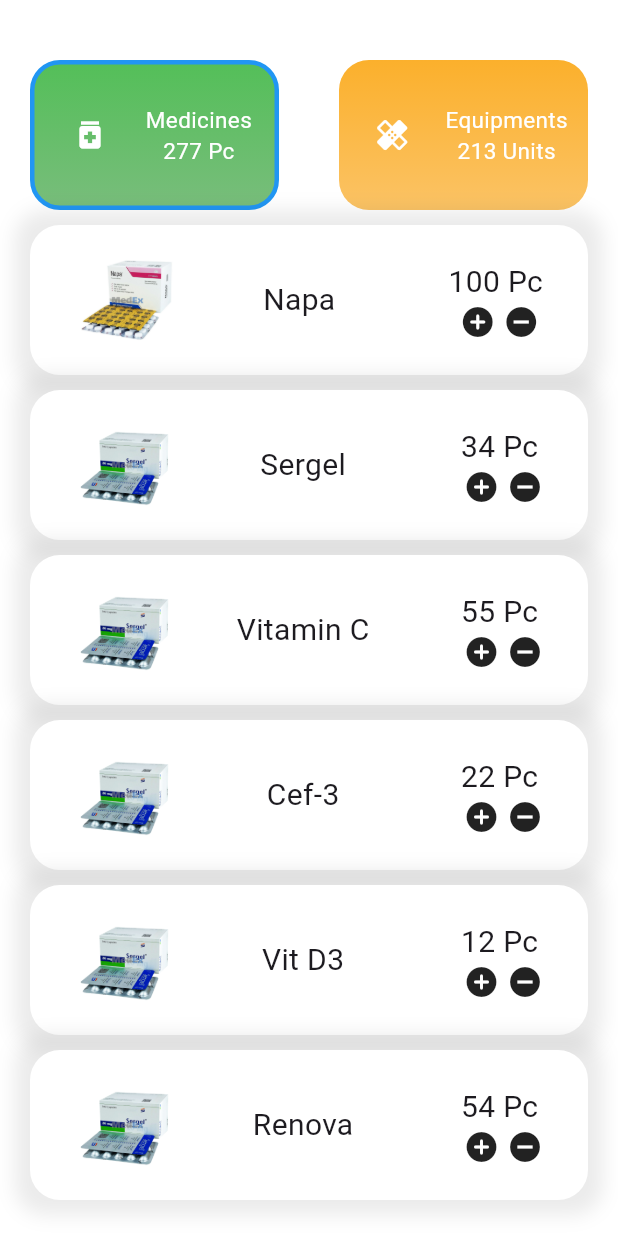
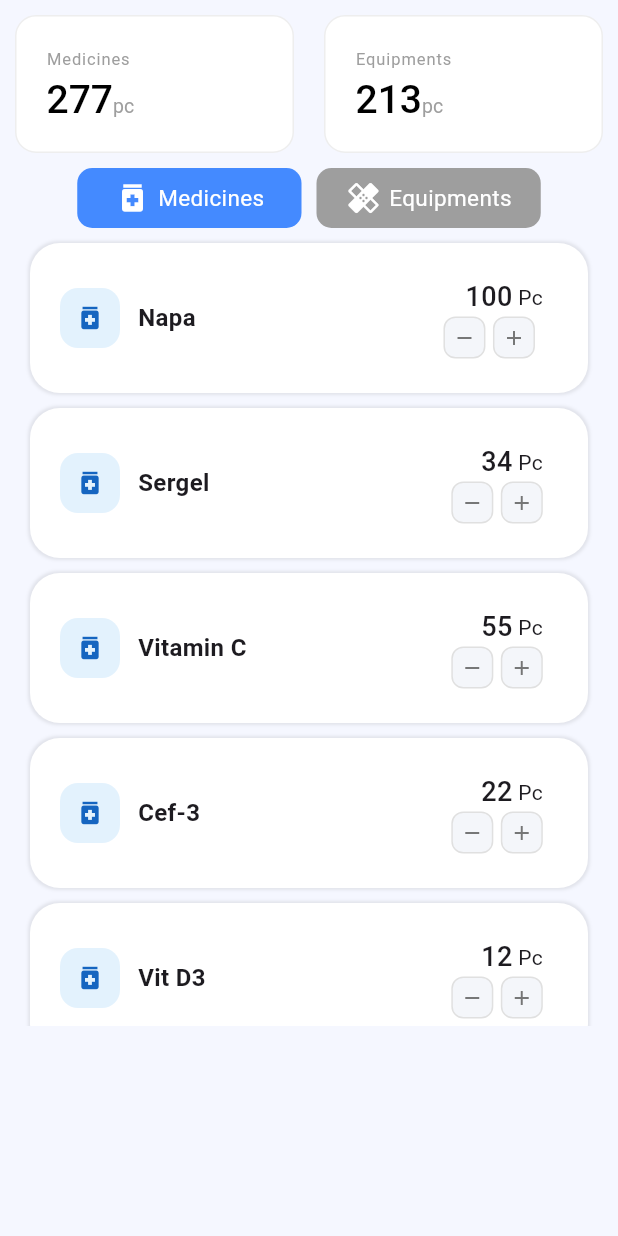
Before and after one commit to RaiyanKhan1/HospiTech, a Flutter app: the Inventory_Page screen opened directly, on a phone screen of 412 x 824 dp. Run offline on Flutter 3.47's test engine with Material 3 defaults, Android fonts, the light colour scheme and no system bars; our stand-ins replace firebase_auth, firebase_core, google_fonts, hive, hive_flutter, image_picker; accounts and stored records are empty; generated files the repository leaves out were written again.

Commit message:
Functionality add on inventory

```diff
--- a/lib/InventoryPage/Inventory_Page.dart
+++ b/lib/InventoryPage/Inventory_Page.dart
@@ -1,4 +1,6 @@
 import 'package:flutter/material.dart';
+import 'package:google_fonts/google_fonts.dart';
+import 'package:hive/hive.dart';
 
 import 'Medicine.dart';
 import 'Equipment.dart';
@@ -8,78 +10,153 @@ class Inventory_Page extends StatefulWidget {
 
   @override
   State<Inventory_Page> createState() => _Inventory_PageState();
+
 }
 
 class _Inventory_PageState extends State<Inventory_Page> {
   int currentInventoryPage = 0;
+
+  @override
+
   @override
   Widget build(BuildContext context) {
+
+
+
     return Container(
-      decoration: BoxDecoration(
-
-        gradient: currentInventoryPage == 0 ?LinearGradient(
-          begin: Alignment.topLeft,
-          end: Alignment.bottomRight,
-          colors: [
-            Color(0xFFFFFFFF),
-            Color(0xFFFFFFFF),
-          ],
-        ) : LinearGradient(
-          begin: Alignment.topRight,
-          end: Alignment.bottomLeft,
-          colors: [
-            Color(0xFFFFFFFF),
-            Color(0xFFFFFFFF),
-          ],
-        ) ,
-      ),
+      decoration: BoxDecoration(color: Color(0xFFF5F7FF)),
       child: Scaffold(
         backgroundColor: Colors.transparent,
 
-
         body: Column(
                 children: [
-            Divider(height: 40, thickness: 0, color: Colors.transparent),
+                  _TopTotalCount(),
                   Row(
                     mainAxisAlignment: MainAxisAlignment.center,
                     crossAxisAlignment: CrossAxisAlignment.center,
                     children: [
                       Expanded(
                         child: GestureDetector(
-                    onTap: (){
+                          onTap: () {
                             setState(() {
                               currentInventoryPage = 0;
                             });
                           },
-                      child: Expanded(child: _AvailableMedicines())
+                          child: Expanded(child: _MedicinesTab()),
                         ),
                       ),
 
                       Expanded(
                         child: GestureDetector(
-                      onTap: (){
+                          onTap: () {
                             setState(() {
                               currentInventoryPage = 1;
                             });
                           },
-                      child: Expanded(child: _AvailableEquipments())),
+                          child: Expanded(child: _EquipmentsTab()),
+                        ),
+                      ),
+                    ],
+                  ),
+
+                  Expanded(
+                    child: currentInventoryPage == 0
+                        ? _MedicineList()
+                        : _EquipmentList(),
                   ),
                 ],
               ),
 
 
-            Expanded(child: currentInventoryPage == 0
-                ? _MedicineList()
-                : _EquipmentList(),)
 
-          ],
-        ),
+
+
       ),
     );
   }
 
+  Widget _TopTotalCount(){
+
+    int totalMed = 0;
+    for (Medicine medicine in Medicinelist) {
+      totalMed += medicine.medicineAvailable;
+    }
+
+    int totalEqui = 0;
+    for (Equipment equipment in Equipmentlist) {
+      totalEqui += equipment.equipmentAvailable;
+    }
+
+
+    return Row(
+      mainAxisAlignment: MainAxisAlignment.center,
+      crossAxisAlignment: CrossAxisAlignment.center,
+      children: [
+
+    Expanded(
+      child: Container(
+        margin: EdgeInsets.all(10 ),
+      padding: const EdgeInsets.all(20),
+      decoration: BoxDecoration(
+      color: Colors.white,
+      borderRadius: BorderRadius.circular(14),
+      border: Border.all(color: Colors.grey.shade200),
+      ),
+      child: Column(crossAxisAlignment: CrossAxisAlignment.start, children: [
+      Text("Medicines",
+      style: TextStyle(fontSize: 11, color: Colors.grey[500],
+      letterSpacing: 0.6)),
+      const SizedBox(height: 4),
+      RichText(text: TextSpan(
+      style: const TextStyle(color: Colors.black),
+      children: [
+      TextSpan(text: totalMed.toString(),
+      style: const TextStyle(fontSize: 26, fontWeight: FontWeight.w500)),
+      TextSpan(text: "pc",
+      style: TextStyle(fontSize: 13, color: Colors.grey[500])),
+      ],
+      )),
+      ]),
+      ),
+    ),
+
+        Expanded(
+          child: Container(
+            margin: EdgeInsets.all(10 ),
+            padding: const EdgeInsets.all(20),
+            decoration: BoxDecoration(
+              color: Colors.white,
+              borderRadius: BorderRadius.circular(14),
+              border: Border.all(color: Colors.grey.shade200),
+            ),
+            child: Column(crossAxisAlignment: CrossAxisAlignment.start, children: [
+              Text("Equipments",
+                  style: TextStyle(fontSize: 11, color: Colors.grey[500],
+                      letterSpacing: 0.6)),
+              const SizedBox(height: 4),
+              RichText(text: TextSpan(
+                style: const TextStyle(color: Colors.black),
+                children: [
+                  TextSpan(text: totalEqui.toString(),
+                      style: const TextStyle(fontSize: 26, fontWeight: FontWeight.w500)),
+                  TextSpan(text: "pc",
+                      style: TextStyle(fontSize: 13, color: Colors.grey[500])),
+                ],
+              )),
+            ]),
+          ),
+        ),
+
+
+      ],
+    );
+  }
+
   Widget _MedicineList() {
-    return Scrollbar(
+    return Column(
+      children: [
+        Expanded(
+          child: Scrollbar(
             child: ListView.builder(
               scrollDirection: Axis.vertical,
               itemCount: Medicinelist.length,
@@ -94,36 +171,35 @@ class _Inventory_PageState extends State<Inventory_Page> {
                     boxShadow: [
                       BoxShadow(
                         color: Colors.black.withAlpha(20),
-                  blurRadius: 10,
-                  spreadRadius: 10,
+                        blurRadius: 1,
+                        spreadRadius: 1,
                       ),
                     ],
                   ),
                   child: Row(
                     mainAxisAlignment: MainAxisAlignment.spaceBetween,
                     children: [
-                Container(
-                  alignment: Alignment.centerLeft,
-                  margin: EdgeInsets.only(
-                    top: 0,
-                    bottom: 0,
-                    left: 30,
-                    right: 0,
-                  ),
-                  child: Image.asset(
-                    medicine.medicineImage,
-                    width: 70,
-                    height: 70,
-                    fit: BoxFit.cover,
-                  ),
-                ),
 
                       Container(
                         alignment: Alignment.center,
-                  margin: EdgeInsets.only(top: 0, bottom: 0, left: 0, right: 0),
-                  child: Text(
-                    style: TextStyle(fontSize: 20),
+                        margin: EdgeInsets.only(top: 0, bottom: 0, left: 20, right: 0),
+                        child: Row(
+                          children: [
+                            Container(
+                              width: 40, height: 40,
+                              decoration: BoxDecoration(
+                                color: const Color(0xFFE3F2FD),
+                                borderRadius: BorderRadius.circular(12),
+                              ),
+                              child: const Icon(Icons.medication,
+                                  color: Color(0xFF1565C0), size: 20),
+                            ),
+                            SizedBox(width: 12),
+                            Text(
+                              style: TextStyle(fontSize: 16,fontWeight: FontWeight.w700),
                               medicine.medicineName,
+                            ),
+                          ],
                         ),
                       ),
 
@@ -137,13 +213,21 @@ class _Inventory_PageState extends State<Inventory_Page> {
                               margin: EdgeInsets.only(
                                 top: 0,
                                 bottom: 0,
-                          left: 20,
+                                left: 45,
                                 right: 0,
                               ),
-                        child: Text(
-                          style: TextStyle(fontSize: 20),
-                          medicine.medicineAvailable.toString() + " Pc",
+                              child: Row(
+                                children: [
+                                  Text(
+                                    style: TextStyle(fontSize: 18, fontWeight: FontWeight.w500),
+                                    medicine.medicineAvailable.toString(),
                                   ),
+                                  Text(
+                                    style: TextStyle(fontSize: 14),
+                                    " Pc",
+                                  ),
+                                ],
+                              )
                             ),
 
                             Row(
@@ -153,7 +237,7 @@ class _Inventory_PageState extends State<Inventory_Page> {
                                 GestureDetector(
                                   onTap: () {
                                     setState(() {
-                                medicine.medicineAvailable++;
+                                      medicine.medicineAvailable--;
                                     });
                                   },
 
@@ -164,14 +248,22 @@ class _Inventory_PageState extends State<Inventory_Page> {
                                       left: 25,
                                       right: 0,
                                     ),
-                              child: Icon(Icons.add_circle_rounded),
+                                    child: Container(
+                                      width: 28, height: 28,
+                                      decoration: BoxDecoration(
+                                        color: const Color(0xFFF4F6FA),
+                                        borderRadius: BorderRadius.circular(8),
+                                        border: Border.all(color: Colors.grey.shade300),
+                                      ),
+                                      child: Icon(Icons.remove, size: 16, color: Colors.grey[600]),
+                                    ),
                                   ),
                                 ),
 
                                 GestureDetector(
                                   onTap: () {
                                     setState(() {
-                                medicine.medicineAvailable--;
+                                      medicine.medicineAvailable++;
                                     });
                                   },
                                   child: Container(
@@ -181,7 +273,15 @@ class _Inventory_PageState extends State<Inventory_Page> {
                                       left: 5,
                                       right: 0,
                                     ),
-                              child: Icon(Icons.remove_circle),
+                                    child:  Container(
+                                      width: 28, height: 28,
+                                      decoration: BoxDecoration(
+                                        color: const Color(0xFFF4F6FA),
+                                        borderRadius: BorderRadius.circular(8),
+                                        border: Border.all(color: Colors.grey.shade300),
+                                      ),
+                                      child: Icon(Icons.add, size: 16, color: Colors.grey[600]),
+                                    ),
                                   ),
                                 ),
                               ],
@@ -194,69 +294,42 @@ class _Inventory_PageState extends State<Inventory_Page> {
                 );
               },
             ),
+
+          ),
+        ),
+        SizedBox(height: 140,),
+      ],
     );
   }
 
-  Widget _AvailableMedicines() {
-    int total = 0;
-    for (Medicine medicine in Medicinelist) {
-      total += medicine.medicineAvailable;
-    }
+  Widget _MedicinesTab() {
+    final screenHeight = MediaQuery.of(context).size.height;
+    final screenWidth = MediaQuery.of(context).size.width;
 
     return Container(
-      height: 100,
+      height: 40,
 
-      margin: EdgeInsets.only(left: 20, right: 20, bottom: 0),
+      margin: EdgeInsets.only(left: screenWidth/8, right: 5, bottom: 0, top: 0),
       decoration: BoxDecoration(
-        gradient: LinearGradient(
-          begin: Alignment.topCenter,
-          end: Alignment.bottomCenter,
-          colors: [
-
-            Color(0xFF53BF58),
-            Color(0xFF79BD7C),
-          ],
-        ),
-        borderRadius: BorderRadius.circular(20),
-        border: currentInventoryPage == 0 ? Border.all(width: 3, color: Colors.blue) : null,
+        color: currentInventoryPage == 1 ? Colors.grey : Colors.blueAccent,
+        borderRadius: BorderRadius.circular(10),
       ),
       child: Row(
-        mainAxisAlignment: MainAxisAlignment.spaceEvenly,
+        mainAxisAlignment: MainAxisAlignment.center,
         children: [
           Container(
             alignment: Alignment.centerLeft,
-            margin: EdgeInsets.only(top: 0, bottom: 0, left: 10, right: 0),
+            margin: EdgeInsets.only(top: 0, bottom: 0, left: 0, right: 0),
             child: Icon(Icons.medication, color: Colors.white),
           ),
-          Column(
-            mainAxisAlignment: MainAxisAlignment.center,
-            children: [
+
           Container(
             alignment: Alignment.center,
-                margin: EdgeInsets.only(top: 0, bottom: 0, left: 10, right: 0),
+            margin: EdgeInsets.only(top: 0, bottom: 0, left: 5, right: 0),
             child: Text(
               "Medicines",
               style: TextStyle(color: Colors.white, fontSize: 15),
             ),
-              ),
-              Column(
-                children: [
-                  Container(
-                    alignment: Alignment.center,
-                    margin: EdgeInsets.only(
-                      top: 0,
-                      bottom: 0,
-                      left: 10,
-                      right: 0,
-                    ),
-                    child: Text(
-                      total.toString() + " Pc",
-                      style: TextStyle(color: Colors.white, fontSize: 15),
-                    ),
-                  ),
-                ],
-              ),
-            ],
           ),
         ],
       ),
@@ -264,7 +337,10 @@ class _Inventory_PageState extends State<Inventory_Page> {
   }
 
   Widget _EquipmentList() {
-    return Scrollbar(
+    return Column(
+      children: [
+        Expanded(
+          child: Scrollbar(
             child: ListView.builder(
               scrollDirection: Axis.vertical,
               itemCount: Equipmentlist.length,
@@ -279,36 +355,35 @@ class _Inventory_PageState extends State<Inventory_Page> {
                     boxShadow: [
                       BoxShadow(
                         color: Colors.black.withAlpha(20),
-                  blurRadius: 10,
-                  spreadRadius: 10,
+                        blurRadius: 1,
+                        spreadRadius: 1,
                       ),
                     ],
                   ),
                   child: Row(
                     mainAxisAlignment: MainAxisAlignment.spaceBetween,
                     children: [
-                Container(
-                  alignment: Alignment.centerLeft,
-                  margin: EdgeInsets.only(
-                    top: 0,
-                    bottom: 0,
-                    left: 30,
-                    right: 0,
-                  ),
-                  child: Image.asset(
-                    medicine.equipmentImage,
-                    width: 70,
-                    height: 70,
-                    fit: BoxFit.cover,
-                  ),
-                ),
 
                       Container(
                         alignment: Alignment.center,
-                  margin: EdgeInsets.only(top: 0, bottom: 0, left: 0, right: 0),
-                  child: Text(
-                    style: TextStyle(fontSize: 20),
+                        margin: EdgeInsets.only(top: 0, bottom: 0, left: 20, right: 0),
+                        child: Row(
+                          children: [
+                            Container(
+                              width: 40, height: 40,
+                              decoration: BoxDecoration(
+                                color: const Color(0xFFE3F2FD),
+                                borderRadius: BorderRadius.circular(12),
+                              ),
+                              child: const Icon(Icons.healing,
+                                  color: Color(0xFF1565C0), size: 20),
+                            ),
+                            SizedBox(width: 12),
+                            Text(
+                              style: TextStyle(fontSize: 16,fontWeight: FontWeight.w700),
                               medicine.equipmentName,
+                            ),
+                          ],
                         ),
                       ),
 
@@ -316,21 +391,27 @@ class _Inventory_PageState extends State<Inventory_Page> {
                         margin: EdgeInsets.only(right: 30),
                         child: Column(
                           mainAxisAlignment: MainAxisAlignment.center,
-                    crossAxisAlignment: CrossAxisAlignment.center,
-
                           children: [
                             Container(
                                 alignment: Alignment.centerRight,
                                 margin: EdgeInsets.only(
                                   top: 0,
                                   bottom: 0,
-                          left: 0,
+                                  left: 45,
                                   right: 0,
                                 ),
-                        child: Text(
-                          style: TextStyle(fontSize: 15),
-                          medicine.equipmentAvailable.toString() + " Units",
+                                child: Row(
+                                  children: [
+                                    Text(
+                                      style: TextStyle(fontSize: 18,fontWeight: FontWeight.w500),
+                                      medicine.equipmentAvailable.toString(),
                                     ),
+                                    Text(
+                                      style: TextStyle(fontSize: 14),
+                                      " Pc",
+                                    ),
+                                  ],
+                                )
                             ),
 
                             Row(
@@ -340,7 +421,7 @@ class _Inventory_PageState extends State<Inventory_Page> {
                                 GestureDetector(
                                   onTap: () {
                                     setState(() {
-                                medicine.equipmentAvailable++;
+                                      medicine.equipmentAvailable--;
                                     });
                                   },
 
@@ -348,17 +429,25 @@ class _Inventory_PageState extends State<Inventory_Page> {
                                     margin: EdgeInsets.only(
                                       top: 0,
                                       bottom: 0,
-                                left: 0,
+                                      left: 25,
                                       right: 0,
                                     ),
-                              child: Icon(Icons.add_circle_rounded),
+                                    child: Container(
+                                      width: 28, height: 28,
+                                      decoration: BoxDecoration(
+                                        color: const Color(0xFFF4F6FA),
+                                        borderRadius: BorderRadius.circular(8),
+                                        border: Border.all(color: Colors.grey.shade300),
+                                      ),
+                                      child: Icon(Icons.remove, size: 16, color: Colors.grey[600]),
+                                    ),
                                   ),
                                 ),
 
                                 GestureDetector(
                                   onTap: () {
                                     setState(() {
-                                medicine.equipmentAvailable--;
+                                      medicine.equipmentAvailable++;
                                     });
                                   },
                                   child: Container(
@@ -368,7 +457,15 @@ class _Inventory_PageState extends State<Inventory_Page> {
                                       left: 5,
                                       right: 0,
                                     ),
-                              child: Icon(Icons.remove_circle),
+                                    child:  Container(
+                                      width: 28, height: 28,
+                                      decoration: BoxDecoration(
+                                        color: const Color(0xFFF4F6FA),
+                                        borderRadius: BorderRadius.circular(8),
+                                        border: Border.all(color: Colors.grey.shade300),
+                                      ),
+                                      child: Icon(Icons.add, size: 16, color: Colors.grey[600]),
+                                    ),
                                   ),
                                 ),
                               ],
@@ -381,77 +478,45 @@ class _Inventory_PageState extends State<Inventory_Page> {
                 );
               },
             ),
+
+          ),
+        ),
+        SizedBox(height: 140,),
+      ],
     );
   }
 
+  Widget _EquipmentsTab() {
+    final screenHeight = MediaQuery.of(context).size.height;
+    final screenWidth = MediaQuery.of(context).size.width;
 
+    return Container(
+      height: 40,
 
-  Widget _AvailableEquipments() {
-    int total = 0;
-    for (Equipment equipment in Equipmentlist) {
-      total += equipment.equipmentAvailable;
-    }
-    return Container(
-      height: 100,
-
-      margin: EdgeInsets.only(left: 20, right: 20, bottom: 0),
+      margin: EdgeInsets.only(left: 5, right: screenWidth/8, bottom: 0, top: 0),
       decoration: BoxDecoration(
-        gradient: LinearGradient(
-          begin: Alignment.topCenter,
-          end: Alignment.bottomCenter,
-          colors: [
-
-            Color(0xFFFBB02C),
-            Color(0xFFFBC365),
-          ],
-        ),
-        borderRadius: BorderRadius.circular(20),
-        border: currentInventoryPage == 1 ? Border.all(width: 3, color: Colors.blue) : null,
+        color: currentInventoryPage == 0 ? Colors.grey : Colors.blueAccent,
+        borderRadius: BorderRadius.circular(10),
       ),
       child: Row(
-        mainAxisAlignment: MainAxisAlignment.spaceEvenly,
+        mainAxisAlignment: MainAxisAlignment.center,
         children: [
           Container(
             alignment: Alignment.centerLeft,
-            margin: EdgeInsets.only(top: 0, bottom: 0, left: 10, right: 0),
+            margin: EdgeInsets.only(top: 0, bottom: 0, left: 0, right: 0),
             child: Icon(Icons.healing, color: Colors.white),
           ),
-          Column(
-            mainAxisAlignment: MainAxisAlignment.center,
-            children: [
+
           Container(
             alignment: Alignment.center,
-                margin: EdgeInsets.only(top: 0, bottom: 0, left: 10, right: 0),
+            margin: EdgeInsets.only(top: 0, bottom: 0, left: 5, right: 0),
             child: Text(
               "Equipments",
               style: TextStyle(color: Colors.white, fontSize: 15),
             ),
           ),
-              Column(
-                children: [
-                  Container(
-                    alignment: Alignment.center,
-                    margin: EdgeInsets.only(
-                      top: 0,
-                      bottom: 0,
-                      left: 10,
-                      right: 0,
-                    ),
-                    child: Text(
-                        total.toString() + " Units",
-                      style: TextStyle(color: Colors.white, fontSize: 15),
-                    ),
-                  ),
-                ],
-              ),
-            ],
-          ),
         ],
       ),
     );
   }
-
-
-
-
 }
--- a/lib/InventoryPage/Medicine.dart
+++ b/lib/InventoryPage/Medicine.dart
@@ -4,45 +4,48 @@ import 'package:flutter/material.dart';
 class Medicine {
   String medicineName;
   int medicineAvailable;
-  String medicineImage;
+
 
   Medicine({
     required this.medicineName,
     required this.medicineAvailable,
-    required this.medicineImage
+
   });
 
+
+
 }
+
 
 List<Medicine> Medicinelist = [
   Medicine(
     medicineName: "Napa",
     medicineAvailable: 100,
-    medicineImage: "assets/MedicineImages/napa.jpg",
+
   ),
   Medicine(
     medicineName: "Sergel",
     medicineAvailable: 34,
-    medicineImage: "assets/MedicineImages/sergel.jpg",
+
   ),
   Medicine(
     medicineName: "Vitamin C",
     medicineAvailable: 55,
-    medicineImage: "assets/MedicineImages/sergel.jpg",
+
   ),
   Medicine(
     medicineName: "Cef-3",
     medicineAvailable: 22,
-    medicineImage: "assets/MedicineImages/sergel.jpg",
+
   ),
   Medicine(
     medicineName: "Vit D3",
     medicineAvailable: 12,
-    medicineImage: "assets/MedicineImages/sergel.jpg",
+
   ),
   Medicine(
     medicineName: "Renova",
     medicineAvailable: 54,
-    medicineImage: "assets/MedicineImages/sergel.jpg",
+
   ),
 ];
--- a/lib/main.dart
+++ b/lib/main.dart
@@ -22,6 +22,7 @@ void main() async{
   //var box =
   await Hive.openBox('PatientsBox');
   await Hive.openBox('ArchivedBox');
+
 }
 
 class MyApp extends StatelessWidget {
```
Lines whose indentation alone changed are shown as unchanged.
